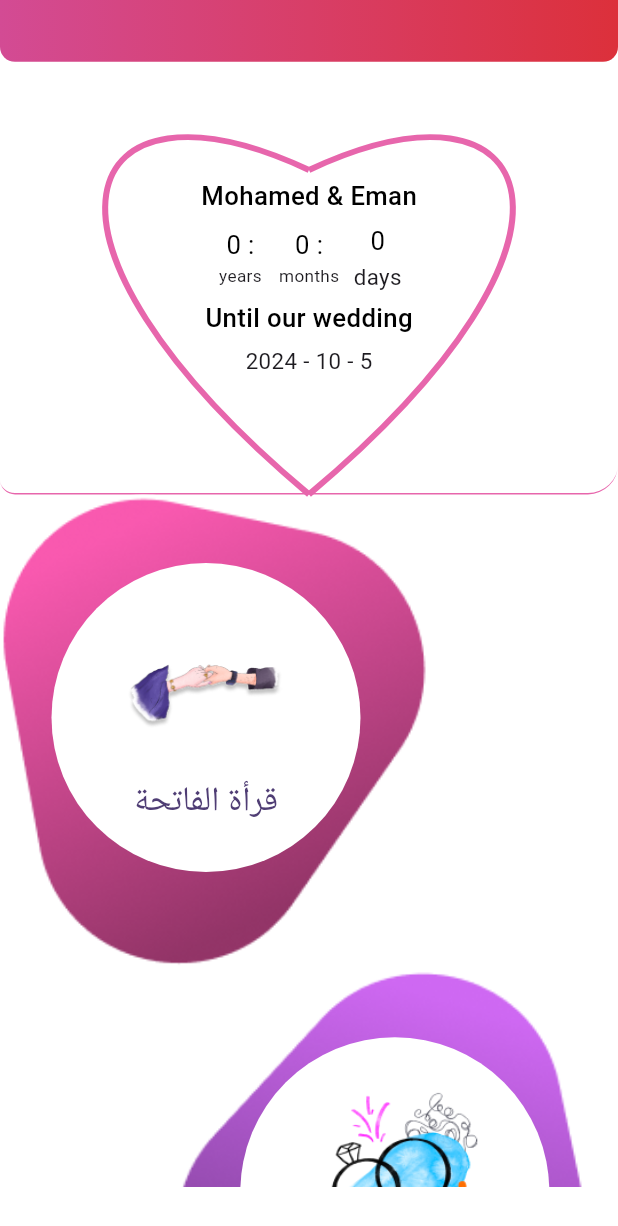
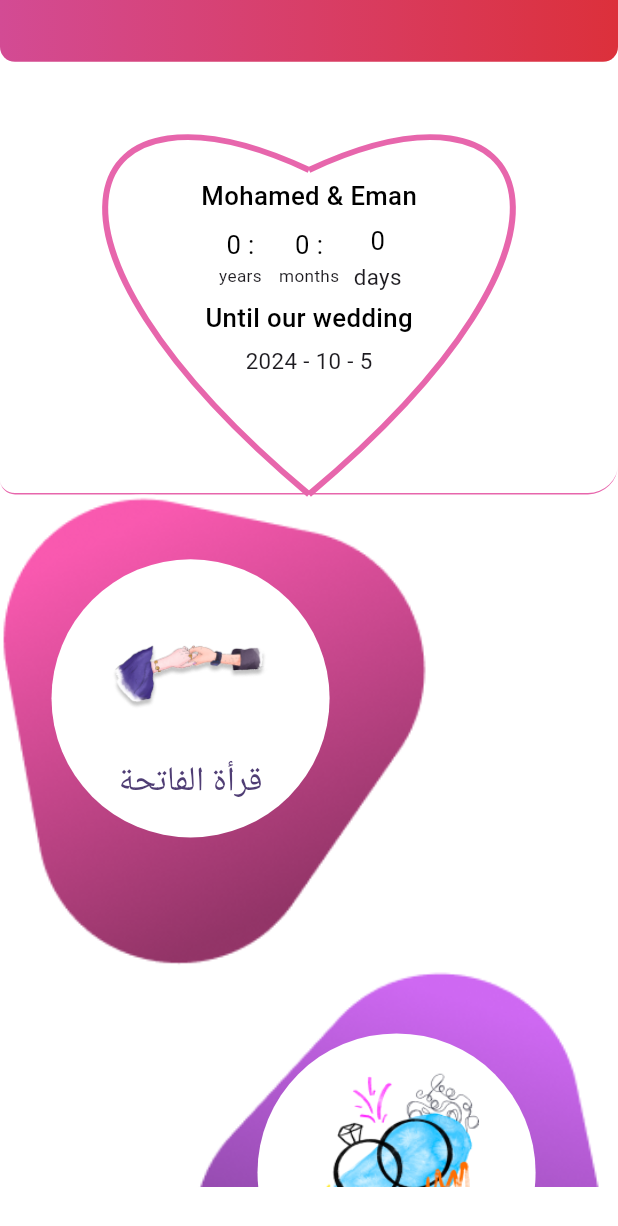
Before and after one commit to IbrahimIG1/zaghrota_app, a Flutter app: the screen it shows after launch, after a tap on "دخول", on a phone screen of 412 x 824 dp. Shown: the top 1226 px of the screen. Run offline on Flutter 3.47's test engine with Material 3 defaults, Android fonts, the phone set to English and light mode, and no system bars; our stand-ins replace flutter_screenutil.

Commit message:
- Refactor the data structure.

```diff
--- a/lib/features/home_screen/presentation/view/widgets/homechoices_listview.dart
+++ b/lib/features/home_screen/presentation/view/widgets/homechoices_listview.dart
@@ -1,5 +1,7 @@
 import 'package:flutter/material.dart';
 import 'package:flutter_screenutil/flutter_screenutil.dart';
+import 'package:zaghrota_app/core/colors/colors.dart';
+import 'package:zaghrota_app/core/navigation/screen_names.dart';
 import 'package:zaghrota_app/core/textstyles/textstyles.dart';
 
 class HomechoicesListview extends StatelessWidget {
@@ -7,16 +9,35 @@ class HomechoicesListview extends StatelessWidget {
 
   @override
   Widget build(BuildContext context) {
-    Map<String,List> listviewData  = {
-      "titles":["قرأة الفاتحة","الشبكة","تجهيزات الفرح","الحنة","الفرح","شهر العسل"],
-      "images":["assets/images/homepage_images/man's hand holding woman's hand.png",
-      "assets/images/homepage_images/Wedding rings.png",
-      "assets/images/homepage_images/wedding-couple-flat.png",
-      "assets/images/homepage_images/Young joyful women.png",
-      "assets/images/homepage_images/music festival.png",
-      "assets/images/homepage_images/St Valentine Day Couple.png"
-      ],
-     };
+    List listviewData= [
+      {
+      "title":"قرأة الفاتحة",
+      "image":"assets/images/homepage_images/man's hand holding woman's hand.png",
+      "navigation":ScreenNames.weddingItemsScreen
+      },
+      {
+      "title":"الشبكة",
+      "image":"assets/images/homepage_images/Wedding rings.png",
+      },
+      {
+      "title":"تجهيزات الفرح",
+      "image":"assets/images/homepage_images/wedding-couple-flat.png",
+      },
+      {
+        "title":"الحنة",
+      "image":"assets/images/homepage_images/Young joyful women.png",
+      },
+      {
+      "title":"الفرح",
+      "image":"assets/images/homepage_images/music festival.png",
+      },
+      {
+        "title":"شهر العسل",
+      "image":"assets/images/homepage_images/St Valentine Day Couple.png",
+
+      }
+    ];
+     final args = ModalRoute.of(context)?.settings.arguments as DateTime;
     return  SizedBox(
       height:0.56.sh ,
       child: ListView.builder(
@@ -25,7 +46,11 @@ class HomechoicesListview extends StatelessWidget {
 
                 mainAxisAlignment: index%2==0? MainAxisAlignment.start:MainAxisAlignment.end,
                children: [
-                Stack(
+                GestureDetector(
+                  onTap: () {
+                    Navigator.pushNamed(context, listviewData[index]["navigation"],arguments: args);
+                  },
+                  child: Stack(
                     children: [
                       SizedBox(
                         width: 250.w,
@@ -33,30 +58,31 @@ class HomechoicesListview extends StatelessWidget {
                         Image.asset("assets/images/polygons/Polygon 60.png",fit: BoxFit.fitWidth,)
                         ),
                       Padding(
-                      padding:  EdgeInsets.symmetric(vertical: 40.sp,
+                        padding:  EdgeInsets.symmetric(vertical: 42.r,
                         horizontal:index%2==0?30.sp:40.sp),
                         child: Center(
                           child: CircleAvatar(
-                          radius: 90.sp,
-                          backgroundColor: Colors.white,
+                            radius: 90.r,
+                            backgroundColor: AppColors.scaffoldColor,
                             child: Column(
                               mainAxisAlignment: MainAxisAlignment.center,
                               children: [
                                 SizedBox(
                                   width: 100.sp,
-                                child: Image.asset(listviewData["images"]![index],
+                                  child: Image.asset(listviewData[index]["image"],
                                   fit: BoxFit.fitWidth,)),
-                              Text(listviewData["titles"]![index],style: Textstyles.listViewTitles,)
+                                Text(listviewData[index]["title"],style: Textstyles.listViewTitles,)
                               ],
                             ),
                           ),
                         ),
                       )
                     ],
+                  ),
                 )
                ],
               ),
-              itemCount: listviewData["titles"]!.length,
+              itemCount: listviewData.length,
               shrinkWrap: true,),
     );
   }
```
Lines whose indentation alone changed are shown as unchanged.
